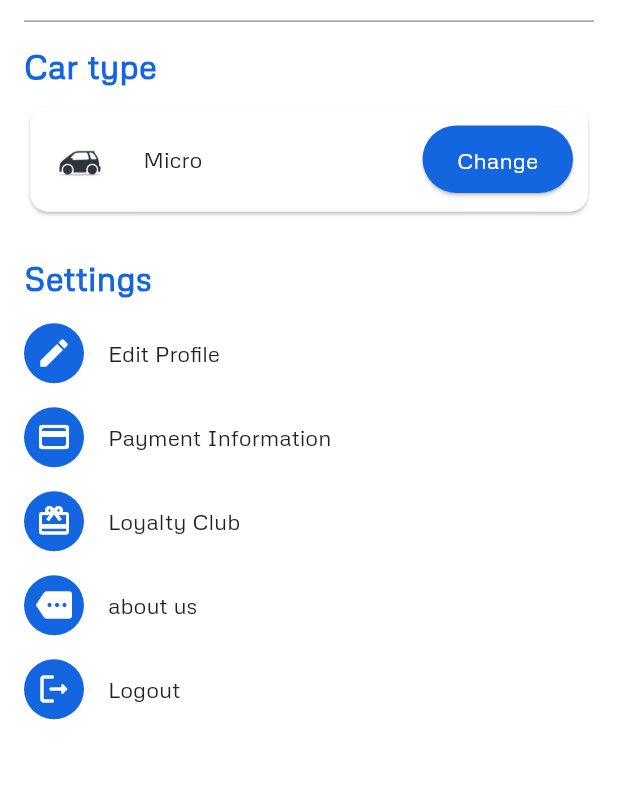
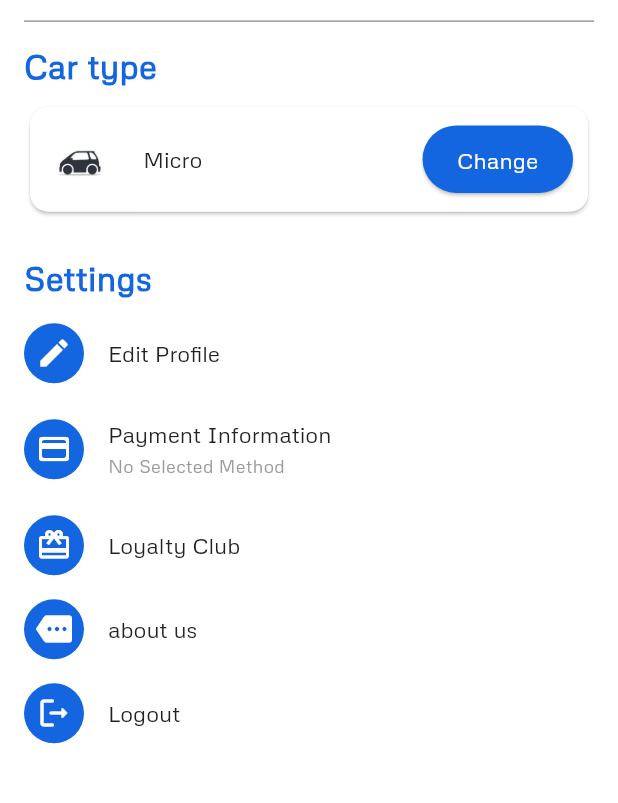
Before and after one commit to ahmedMetwaly/Carwash-app, a Flutter app: the ProfileScreen screen opened by its route, on a phone screen of 412 x 824 dp, the part 287-1090 px from its top. Run offline on Flutter 3.47's test engine with Material 3 defaults, Android fonts, the phone set to English and light mode, and no system bars; our stand-ins replace cloud_firestore, dio, firebase_auth, firebase_core, firebase_storage, flutter_bloc and 10 more; missing offline and left inert: flutter_facebook_auth, flutter_stripe, gif_view, google_maps_place_picker_mb, progress_tracker; accounts and stored records are empty; network calls fail.

Commit message:
"Updated ProfileScreen, ProfileDetails, SettingsItem, and ProgressTrackerScreen widgets with minor layout and styling changes, added payment method display and default value."

```diff
--- a/lib/features/home/presentation/pages/profile_page.dart
+++ b/lib/features/home/presentation/pages/profile_page.dart
@@ -1,3 +1,4 @@
+import 'package:carwashapp/core/constants/colors_manager.dart';
 import 'package:carwashapp/core/constants/routes.dart';
 import 'package:carwashapp/core/utils/media_query_utils.dart';
 import 'package:carwashapp/core/utils/values.dart';
@@ -94,18 +95,27 @@ class ProfileScreen extends StatelessWidget {
                       ),
                     );
                   },
-                  leading: Icon(
+                  leading: const Icon(
                     Icons.edit,
                     color: Colors.white,
                   ),
                   title: 'Edit Profile',
                 ),
-                const SettingsItem(
-                  leading: Icon(
+                SettingsItem(
+                  leading: const Icon(
                     Icons.payment_rounded,
                     color: Colors.white,
                   ),
                   title: 'Payment Information',
+                  trailing: Text(
+                    AuthenticationBloc.user.appointment!.paymentMethod!.isEmpty
+                        ? 'No Selected Method'
+                        : AuthenticationBloc.user.appointment!.paymentMethod!,
+                    style: const TextStyle(
+                      fontSize: 12,
+                      color: ColorsManager.grey,
+                    ),
+                  ),
                 ),
                 const SettingsItem(
                   leading: Icon(
--- a/lib/features/home/presentation/widgets/profile_details_item.dart
+++ b/lib/features/home/presentation/widgets/profile_details_item.dart
@@ -35,9 +35,9 @@ class ProfileDetails extends StatelessWidget {
                           fontSize: 20,
                         ),
                       ),
-                  const Text(
-                    'Personal Use',
-                    style: TextStyle(color: Colors.black45),
+                      Text(
+                        AuthenticationBloc.user.email!,
+                        style: const TextStyle(color: Colors.black45),
                       ),
                     ],
                   ),
--- a/lib/features/home/presentation/widgets/settings_item.dart
+++ b/lib/features/home/presentation/widgets/settings_item.dart
@@ -1,21 +1,21 @@
 import 'package:flutter/material.dart';
-
 
 class SettingsItem extends StatelessWidget {
   const SettingsItem({
     super.key,
     required this.leading,
     required this.title,
-    this.onTap,
+    this.onTap, this.trailing,
   });
   final String title;
   final Widget leading;
   final void Function()? onTap;
-
+  final Widget? trailing;
   @override
   Widget build(BuildContext context) {
     return ListTile(
       onTap: onTap,
+      subtitle: trailing,
       contentPadding: EdgeInsets.zero,
       leading: CircleAvatar(
         backgroundColor: Theme.of(context).colorScheme.primary,
```
Also changed, not shown: lib/features/progress/progress/progress_tracker.dart (+9 -4 lines). Lines whose indentation alone changed are shown as unchanged.
